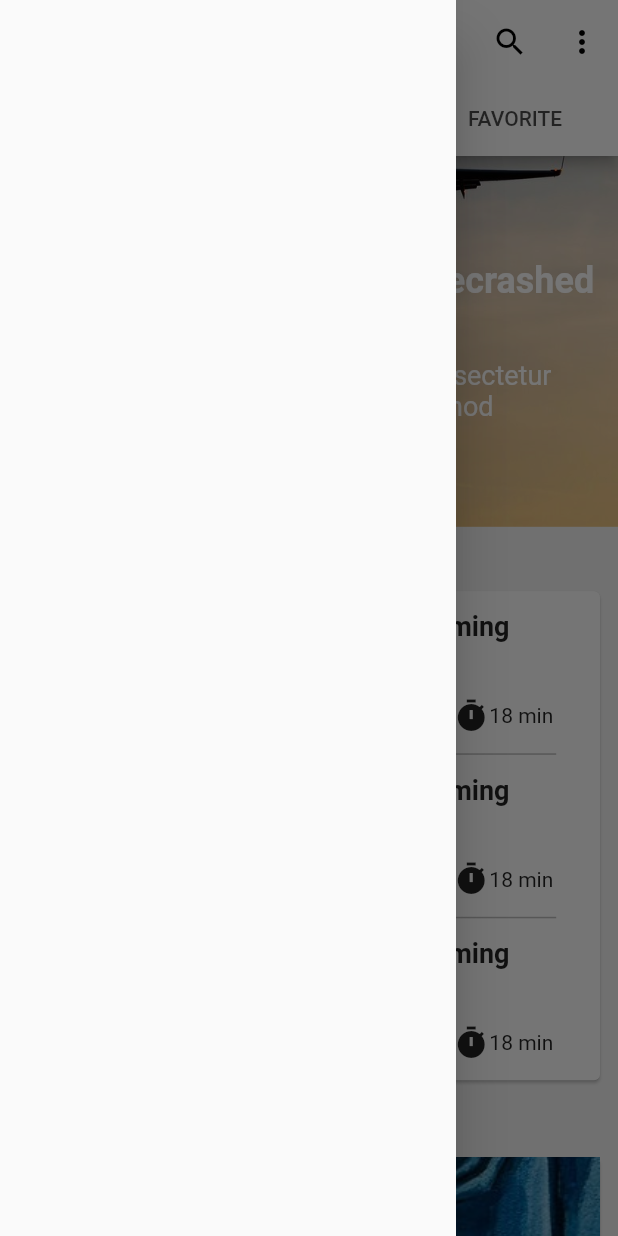
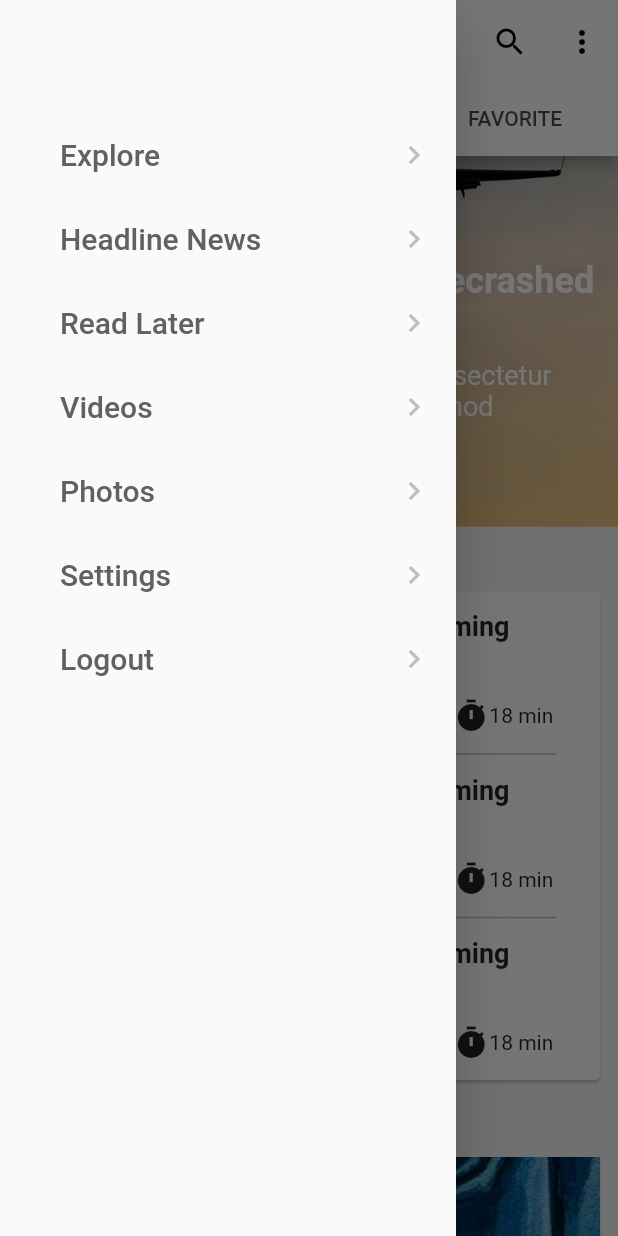
Before and after one commit to M-elhasan9/news_app, a Flutter app: the HomeScreen screen opened directly, with the side drawer open, on a phone screen of 412 x 824 dp. Run offline on Flutter 3.47's test engine with Material 2 defaults, Android fonts, the phone set to English and light mode, and no system bars; our stand-ins replace shared_preferences, smooth_page_indicator; accounts and stored records are empty.

```diff
--- a/lib/view/navigation_drawer.dart
+++ b/lib/view/navigation_drawer.dart
@@ -1,3 +1,4 @@
+
 import 'package:flutter/material.dart';
 
 class NavigationDrawer extends StatefulWidget {
@@ -6,8 +7,37 @@ class NavigationDrawer extends StatefulWidget {
 }
 
 class _NavigationDrawerState extends State<NavigationDrawer> {
+  List<String> navMenu = [
+    'Explore',
+    'Headline News',
+    'Read Later',
+    'Videos',
+    'Photos',
+    'Settings',
+    'Logout',
+  ];
   @override
   Widget build(BuildContext context) {
-    return Drawer();
+    return Drawer(
+      child: Padding(
+        padding: const EdgeInsets.only(top: 75.0, left: 24.0),
+        child: ListView.builder(
+          itemBuilder: (context, position) {
+            return ListTile(
+              title: Text(
+                navMenu[position],
+                style: TextStyle(color: Colors.grey.shade700, fontSize: 20.0,),
+              ),
+              trailing: Icon(
+                Icons.chevron_right,
+                color: Colors.grey.shade400,
+              ),
+              onTap: () {},
+            );
+          },
+          itemCount: navMenu.length,
+        ),
+      ),
+    );
   }
 }
```
